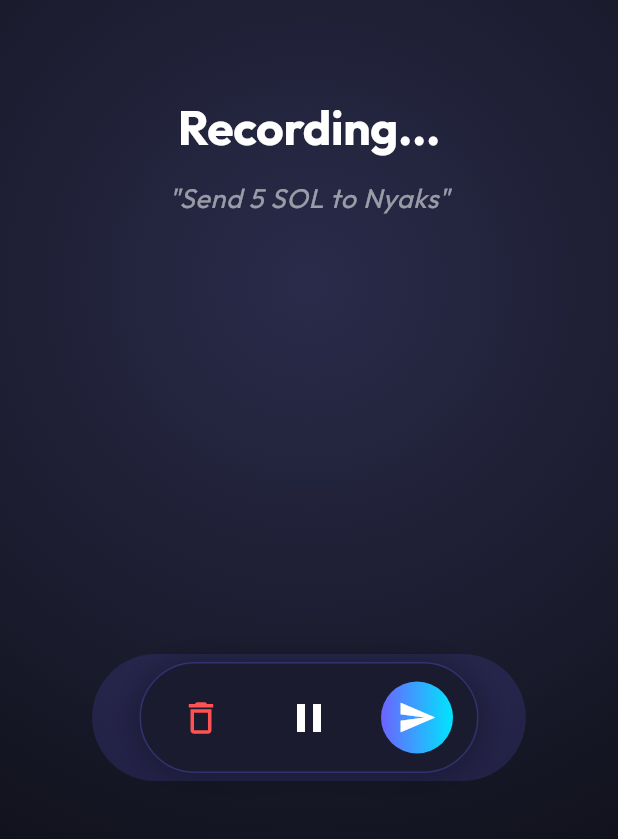
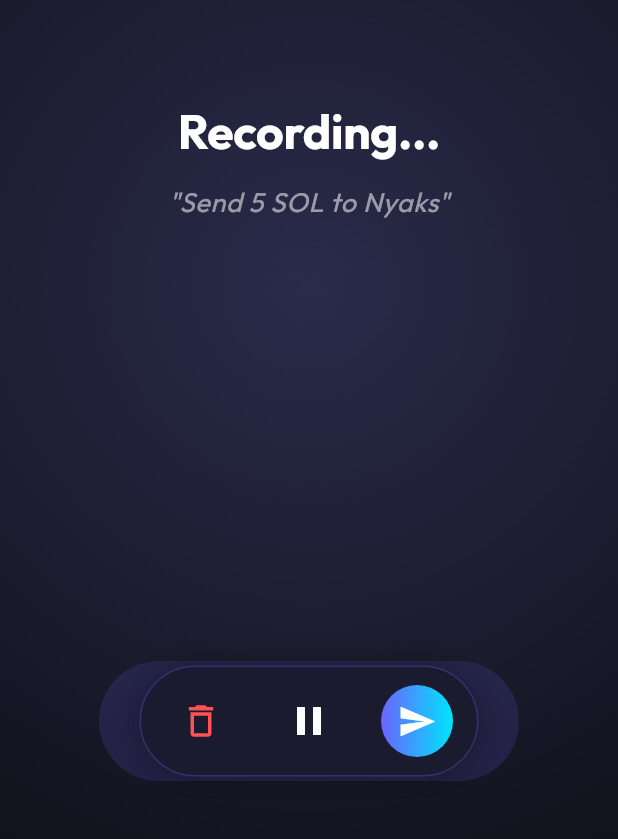
Before and after one commit to nyaks1/double-z, a Flutter app: the screen it shows after launch, after a tap on "Get Started", after a tap on the "mic" icon, on a phone screen of 412 x 824 dp. Shown: the part 335-1174 px from the top of the screen. Run offline on Flutter 3.47's test engine with Material 3 defaults, Android fonts, the phone set to English and light mode, and no system bars; our stand-ins replace google_fonts; missing offline and left inert: record.

Commit message:
Finalize voice-reactive UI and clean up Welcome screen

```diff
--- a/mobile/lib/screens/home.dart
+++ b/mobile/lib/screens/home.dart
@@ -1,5 +1,7 @@
 import 'package:flutter/material.dart';
 import 'dart:convert';
+import 'dart:async';
+import 'package:record/record.dart';
 import '../services/audio.dart';
 import '../services/wallet.dart';
 
@@ -11,29 +13,32 @@ class HomeScreen extends StatefulWidget {
 }
 
 class _HomeScreenState extends State<HomeScreen> with SingleTickerProviderStateMixin {
-  late AnimationController _pulseController;
   final TextEditingController _textController = TextEditingController();
   final AudioService _audioService = AudioService();
   final WalletService _walletService = WalletService();
+
   bool _isRecording = false;
   bool _isPaused = false;
   bool _isTypingMode = false;
   bool _isLoading = false;
 
-  @override
-  void initState() {
-    super.initState();
-    _pulseController = AnimationController(
-      vsync: this,
-      duration: const Duration(seconds: 1),
-    )..repeat(reverse: true);
-  }
+  StreamSubscription<Amplitude>? _amplitudeSub;
+  double _currentAmplitude = -50.0;
 
   @override
   void dispose() {
-    _pulseController.dispose();
+    _amplitudeSub?.cancel();
     _textController.dispose();
     super.dispose();
+  }
+
+  double get _normalizedAmplitude {
+    // Amplitude is usually between -50 and 0. Normalize to 0.0 - 1.0
+    double minAmp = -50.0;
+    double maxAmp = 0.0;
+    if (_currentAmplitude < minAmp) return 0.0;
+    if (_currentAmplitude > maxAmp) return 1.0;
+    return (_currentAmplitude - minAmp) / (maxAmp - minAmp);
   }
 
   void _startRecording() async {
@@ -42,34 +47,45 @@ class _HomeScreenState extends State<HomeScreen> with SingleTickerProviderStateM
       _isPaused = false;
     });
     await _audioService.startRecording();
+
+    _amplitudeSub = _audioService.getAmplitudeStream().listen((amp) {
+      if (mounted) {
+        setState(() {
+          _currentAmplitude = amp.current;
+        });
+      }
+    });
   }
 
   void _pauseOrResumeRecording() async {
     if (_isPaused) {
       await _audioService.resumeRecording();
       setState(() => _isPaused = false);
-      _pulseController.repeat(reverse: true);
     } else {
       await _audioService.pauseRecording();
       setState(() => _isPaused = true);
-      _pulseController.stop();
+      // When paused, stop the visualizer movement
+      setState(() => _currentAmplitude = -50.0);
     }
   }
 
   void _cancelRecording() async {
+    _amplitudeSub?.cancel();
     setState(() {
       _isRecording = false;
       _isPaused = false;
+      _currentAmplitude = -50.0;
     });
     await _audioService.cancelRecording();
-    _pulseController.repeat(reverse: true);
   }
 
   void _sendRecording() async {
+    _amplitudeSub?.cancel();
     setState(() {
       _isRecording = false;
       _isPaused = false;
       _isLoading = true;
+      _currentAmplitude = -50.0;
     });
 
     try {
@@ -86,7 +102,6 @@ class _HomeScreenState extends State<HomeScreen> with SingleTickerProviderStateM
       }
     } finally {
       if (mounted) setState(() => _isLoading = false);
-      _pulseController.repeat(reverse: true);
     }
   }
 
@@ -192,20 +207,15 @@ class _HomeScreenState extends State<HomeScreen> with SingleTickerProviderStateM
                     Stack(
                       alignment: Alignment.center,
                       children: [
-                        if (!_isPaused)
-                          AnimatedBuilder(
-                            animation: _pulseController,
-                            builder: (context, child) {
-                              return Container(
-                                width: 280 + (_pulseController.value * 20),
-                                height: 80 + (_pulseController.value * 10),
-                                decoration: BoxDecoration(
-                                  borderRadius: BorderRadius.circular(50),
-                                  color: Theme.of(context).colorScheme.primary.withValues(alpha: 0.15),
-                                ),
-                              );
-                            },
+                        AnimatedContainer(
+                          duration: const Duration(milliseconds: 50),
+                          width: 280 + (_normalizedAmplitude * 60),
+                          height: 80 + (_normalizedAmplitude * 30),
+                          decoration: BoxDecoration(
+                            borderRadius: BorderRadius.circular(50),
+                            color: Theme.of(context).colorScheme.primary.withValues(alpha: 0.15 + (_normalizedAmplitude * 0.2)),
                           ),
+                        ),
                         Container(
                           padding: const EdgeInsets.symmetric(horizontal: 16, vertical: 12),
                           decoration: BoxDecoration(
--- a/mobile/lib/screens/welcome.dart
+++ b/mobile/lib/screens/welcome.dart
@@ -72,26 +72,7 @@ class _WelcomeScreenState extends State<WelcomeScreen> with SingleTickerProvider
                         Container(
                           width: 120,
                           height: 120,
-                          decoration: BoxDecoration(
-                            shape: BoxShape.circle,
-                            gradient: const LinearGradient(
-                              colors: [Color(0xFF6C63FF), Color(0xFF00E5FF)],
-                              begin: Alignment.topLeft,
-                              end: Alignment.bottomRight,
-                            ),
-                            boxShadow: [
-                              BoxShadow(
-                                color: const Color(0xFF6C63FF).withValues(alpha: 0.5),
-                                blurRadius: 30,
-                                spreadRadius: 5,
-                                offset: const Offset(0, 10),
-                              ),
-                            ],
-                          ),
-                          child: Padding(
-                            padding: const EdgeInsets.all(12.0),
-                            child: Image.asset('assets/logo.png', fit: BoxFit.contain),
-                          ),
+                          child: Image.asset('assets/logo.png', fit: BoxFit.contain),
                         ),
                         const SizedBox(height: 40),
                         // Title
--- a/mobile/lib/services/audio.dart
+++ b/mobile/lib/services/audio.dart
@@ -41,6 +41,10 @@ class AudioService {
         file.deleteSync();
       }
     }
+  }
+
+  Stream<Amplitude> getAmplitudeStream() {
+    return _record.onAmplitudeChanged(const Duration(milliseconds: 50));
   }
 
   Future<Map<String, dynamic>?> stopAndProcess(String walletPubkey, String contactsJson) async {
```
